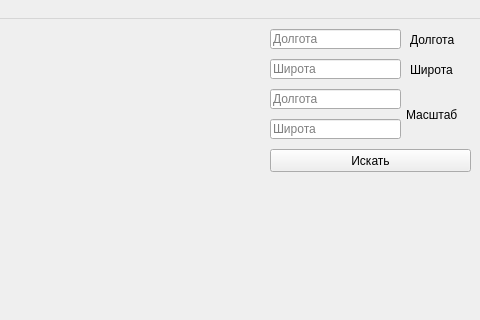
ProbablyF1cus/API-.-, file MainWindowUI.ui: the form before one commit; both pictures show x 320 to 800 and y 0 to 320 of the 800 by 600 pixel window.
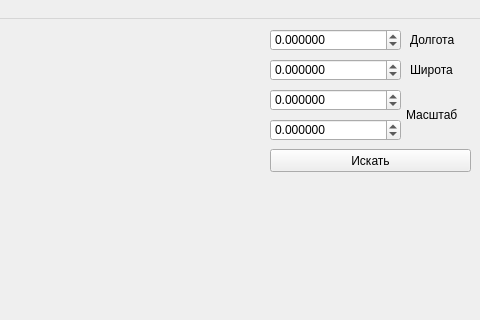
The form after the commit.

The edit to the form file:
```diff
--- a/MainWindowUI.ui
+++ b/MainWindowUI.ui
@@ -27,32 +27,6 @@
      <string/>
     </property>
    </widget>
-   <widget class="QLineEdit" name="coord1">
-    <property name="geometry">
-     <rect>
-      <x>590</x>
-      <y>10</y>
-      <width>131</width>
-      <height>20</height>
-     </rect>
-    </property>
-    <property name="placeholderText">
-     <string>Долгота</string>
-    </property>
-   </widget>
-   <widget class="QLineEdit" name="coord2">
-    <property name="geometry">
-     <rect>
-      <x>590</x>
-      <y>40</y>
-      <width>131</width>
-      <height>20</height>
-     </rect>
-    </property>
-    <property name="placeholderText">
-     <string>Широта</string>
-    </property>
-   </widget>
    <widget class="QPushButton" name="search_button">
     <property name="geometry">
      <rect>
@@ -92,22 +66,6 @@
      <string>Широта</string>
     </property>
    </widget>
-   <widget class="QLineEdit" name="spn">
-    <property name="geometry">
-     <rect>
-      <x>590</x>
-      <y>70</y>
-      <width>131</width>
-      <height>20</height>
-     </rect>
-    </property>
-    <property name="text">
-     <string/>
-    </property>
-    <property name="placeholderText">
-     <string>Долгота</string>
-    </property>
-   </widget>
    <widget class="QLabel" name="label">
     <property name="geometry">
      <rect>
@@ -121,17 +79,92 @@
      <string>Масштаб</string>
     </property>
    </widget>
-   <widget class="QLineEdit" name="spn_2">
+   <widget class="QDoubleSpinBox" name="coord1">
+    <property name="geometry">
+     <rect>
+      <x>590</x>
+      <y>10</y>
+      <width>131</width>
+      <height>22</height>
+     </rect>
+    </property>
+    <property name="decimals">
+     <number>6</number>
+    </property>
+    <property name="minimum">
+     <double>-180.000000000000000</double>
+    </property>
+    <property name="maximum">
+     <double>180.000000000000000</double>
+    </property>
+    <property name="singleStep">
+     <double>0.500000000000000</double>
+    </property>
+   </widget>
+   <widget class="QDoubleSpinBox" name="coord2">
+    <property name="geometry">
+     <rect>
+      <x>590</x>
+      <y>40</y>
+      <width>131</width>
+      <height>22</height>
+     </rect>
+    </property>
+    <property name="decimals">
+     <number>6</number>
+    </property>
+    <property name="minimum">
+     <double>-180.000000000000000</double>
+    </property>
+    <property name="maximum">
+     <double>180.000000000000000</double>
+    </property>
+    <property name="singleStep">
+     <double>0.500000000000000</double>
+    </property>
+   </widget>
+   <widget class="QDoubleSpinBox" name="spn">
+    <property name="geometry">
+     <rect>
+      <x>590</x>
+      <y>70</y>
+      <width>131</width>
+      <height>22</height>
+     </rect>
+    </property>
+    <property name="decimals">
+     <number>6</number>
+    </property>
+    <property name="minimum">
+     <double>-180.000000000000000</double>
+    </property>
+    <property name="maximum">
+     <double>180.000000000000000</double>
+    </property>
+    <property name="singleStep">
+     <double>0.500000000000000</double>
+    </property>
+   </widget>
+   <widget class="QDoubleSpinBox" name="spn_2">
     <property name="geometry">
      <rect>
       <x>590</x>
       <y>100</y>
       <width>131</width>
-      <height>20</height>
+      <height>22</height>
      </rect>
     </property>
-    <property name="placeholderText">
-     <string>Широта</string>
+    <property name="decimals">
+     <number>6</number>
+    </property>
+    <property name="minimum">
+     <double>-180.000000000000000</double>
+    </property>
+    <property name="maximum">
+     <double>180.000000000000000</double>
+    </property>
+    <property name="singleStep">
+     <double>0.500000000000000</double>
     </property>
    </widget>
   </widget>
```
